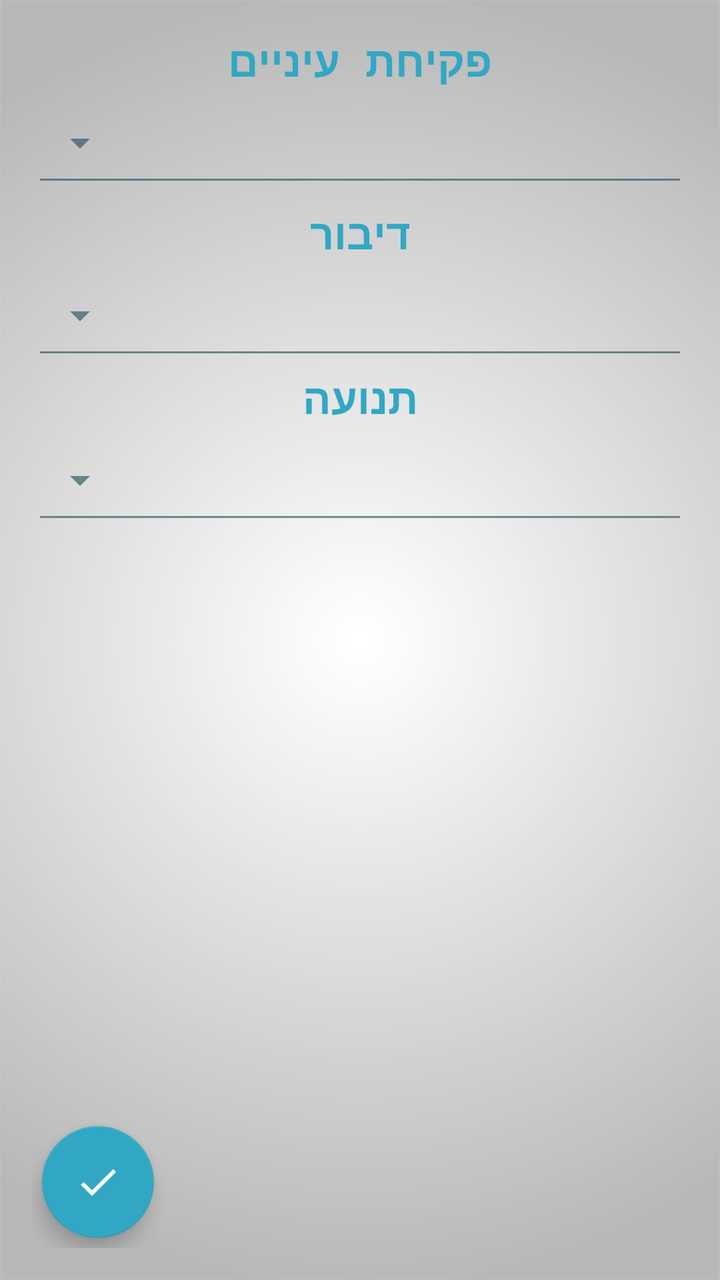
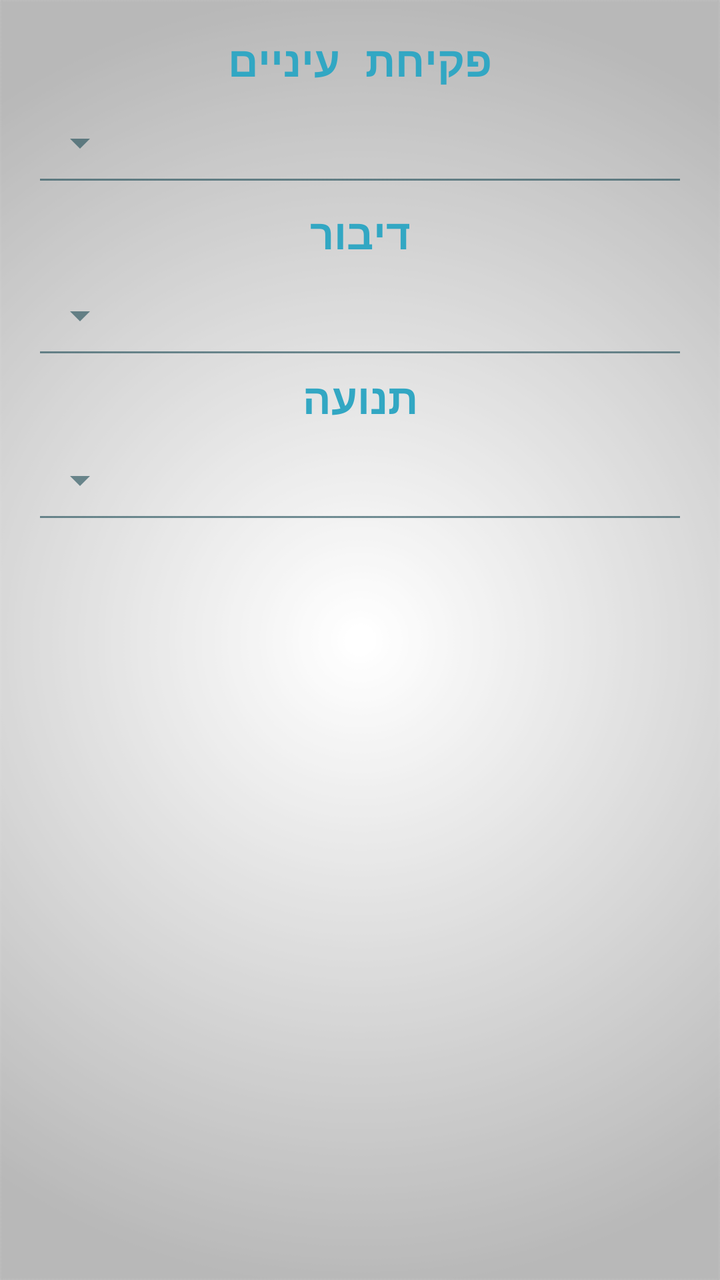

The first picture is an Android layout as it rendered before a commit; the second is the same layout after the commit. The layout source and the unified diff follow.
<!-- AndroidManifest.xml: application theme AppTheme -->
<!-- res/layout/activity_glazgo_calc.xml -->
<?xml version="1.0" encoding="utf-8"?>
<android.support.design.widget.CoordinatorLayout
    xmlns:android="http://schemas.android.com/apk/res/android"
    xmlns:app="http://schemas.android.com/apk/res-auto"
    xmlns:tools="http://schemas.android.com/tools"
    android:layout_width="match_parent"
    android:layout_height="match_parent"
    android:padding="@dimen/activity_horizontal_margin">
    <ScrollView
        android:layout_width="match_parent"
        android:layout_height="match_parent">
    <RelativeLayout
        android:orientation="vertical" android:layout_width="match_parent"
        android:layout_height="match_parent"
        android:layoutDirection="ltr">
        <TextView
            android:layout_width="match_parent"
            android:layout_height="wrap_content"
            android:text="@string/eyeOpening"
            android:id="@+id/EyeTxt"
            android:textColor="@color/ColorAqua"
            android:textStyle="bold"
            android:gravity="center"
            android:textSize="21sp"/>
        <android.support.design.widget.TextInputLayout
            android:layout_width="match_parent"
            android:layout_height="wrap_content"
            android:id="@+id/Eye"
            android:hint="@string/eyeOpening"
            android:layout_below="@+id/EyeTxt">
            <Spinner
                android:layout_width="match_parent"
                android:layout_height="54dp"
                android:layoutDirection="rtl"
                android:id="@+id/EyeS"
                style="@style/Widget.AppCompat.Spinner.Underlined"
                android:layout_gravity="left"
                android:spinnerMode="dropdown" />
        </android.support.design.widget.TextInputLayout>
        <TextView
            android:layout_width="match_parent"
            android:layout_height="wrap_content"
            android:text="@string/verbal"
            android:id="@+id/VerbalTxt"
            android:textSize="21sp"
            android:textColor="@color/ColorAqua"
            android:textStyle="bold"
            android:gravity="center"
            android:layout_marginTop="4dp"
            android:layout_below="@id/Eye"/>
        <android.support.design.widget.TextInputLayout
            android:layout_width="match_parent"
            android:layout_height="wrap_content"
            android:id="@+id/Verbal"
            android:layout_below="@+id/VerbalTxt">
            <Spinner
                android:layout_width="match_parent"
                android:layout_height="54dp"
                android:id="@+id/VerbalS"
                android:layoutDirection="rtl"
                style="@style/Widget.AppCompat.Spinner.Underlined"
                android:layout_gravity="left"
                android:spinnerMode="dropdown" />
        </android.support.design.widget.TextInputLayout>
        <TextView
            android:layout_width="match_parent"
            android:layout_height="wrap_content"
            android:text="@string/motor"
            android:id="@+id/MotorTxt"
            android:layout_below="@id/Verbal"
            android:textColor="@color/ColorAqua"
            android:textStyle="bold"
            android:gravity="center"
            android:textSize="21sp"/>
        <android.support.design.widget.TextInputLayout
            android:layout_width="match_parent"
            android:layout_height="wrap_content"
            android:id="@+id/Motor"
            android:layout_below="@+id/MotorTxt">
            <Spinner
                android:layout_width="match_parent"
                android:layout_height="54dp"
                android:id="@+id/MotorS"
                android:layoutDirection="rtl"
                style="@style/Widget.AppCompat.Spinner.Underlined"
                android:layout_gravity="left"
                android:spinnerMode="dropdown" />
        </android.support.design.widget.TextInputLayout>
        <TextView
            android:layout_width="match_parent"
            android:scrollbars="vertical"
            android:layout_height="150sp"
            android:textSize="19sp"
            android:id="@+id/GlazgowResultTxt"
            android:layout_below="@+id/Motor"/>
    </RelativeLayout>
    </ScrollView>
    <android.support.design.widget.FloatingActionButton
        android:layout_width="wrap_content"
        android:layout_height="wrap_content"
        android:id="@+id/sendVitalsGlaz"
        android:src="@drawable/ic_done"
        app:backgroundTint="@color/ColorAqua"
        app:rippleColor="@color/ColorBlue"
        android:layout_gravity="bottom|left"
        android:layout_marginLeft="5dp"
        android:layout_marginBottom="5dp"/>
</android.support.design.widget.CoordinatorLayout>
<!-- resources referenced by this layout -->
<resources>
  <color name="ColorAqua">#32a7c3</color>
  <color name="ColorBlue">#98194853</color>
  <dimen name="activity_horizontal_margin">16dp</dimen>
  <!-- drawable ic_done (drawable) -->
  <vector xmlns:android="http://schemas.android.com/apk/res/android"
          android:width="24dp"
          android:height="24dp"
          android:viewportWidth="24.0"
          android:viewportHeight="24.0">
      <path
          android:fillColor="#FFF"
          android:pathData="M9,16.2L4.8,12l-1.4,1.4L9,19 21,7l-1.4,-1.4L9,16.2z"/>
  </vector>
  <string name="eyeOpening">פקיחת עיניים</string>
  <string name="motor">תנועה</string>
  <string name="verbal">דיבור</string>
  <style name="AppTheme" parent="Theme.AppCompat.Light">
          
          <item name="android:textColor">@color/Black</item>
          <item name="colorPrimary">@color/ColorPrimary</item>
          <item name="colorPrimaryDark">@color/ColorPrimaryDark</item>
          <item name="android:textColorHintInverse">@color/ColorBlue</item>
          <item name="actionBarTheme">@style/ThemeOverlay.AppCompat.Dark.ActionBar</item>
          <item name="buttonStyle">@style/FButton</item>
          <item name="android:buttonStyle">@style/FButton</item>
          <item name="colorAccent">@color/materialGrey300</item>
          
          <item name="android:actionMenuTextColor">@color/Black</item>
          <item name="android:itemBackground">@color/materialGrey300</item>
          <item name="android:textColorSecondary">@color/ColorRedDark</item>
          <item name="android:windowBackground">@drawable/ic_bgg</item>
          <item name="android:typeface">monospace</item>
  
          <item name="android:textColorHint">@color/ColorAqua</item>
          <item name="colorControlNormal">@color/ColorBlue</item>
          <item name="colorControlActivated">@color/ColorAqua</item>
          <item name="colorControlHighlight">@color/ColorAqua</item>
      </style>
  <color name="Black">#000000</color>
  <color name="ColorPrimary">#10133b</color>
  <color name="ColorPrimaryDark">#1a1d4b</color>
  <style name="FButton" parent="Theme.AppCompat.Light">
          <item name="colorControlHighlight">@color/ColorBlue</item>
          <item name="android:textColor">@color/ColorAqua</item>
          <item name="android:textSize">20sp</item>
      </style>
  <color name="materialGrey300">#ffe0e0e0</color>
  <color name="ColorRedDark">#6b0000</color>
  <!-- drawable ic_bgg: png bitmap (drawable, 33899 bytes) -->
</resources>

<!-- the commit's change to res/layout/activity_glazgo_calc.xml (unified diff, before → after) -->
@@ -95,14 +95,4 @@
             android:layout_below="@+id/Motor"/>
     </RelativeLayout>
     </ScrollView>
-    <android.support.design.widget.FloatingActionButton
-        android:layout_width="wrap_content"
-        android:layout_height="wrap_content"
-        android:id="@+id/sendVitalsGlaz"
-        android:src="@drawable/ic_done"
-        app:backgroundTint="@color/ColorAqua"
-        app:rippleColor="@color/ColorBlue"
-        android:layout_gravity="bottom|left"
-        android:layout_marginLeft="5dp"
-        android:layout_marginBottom="5dp"/>
 </android.support.design.widget.CoordinatorLayout>
<!-- resource entries referenced after the edit -->
@@ -3,16 +3,6 @@
   <color name="ColorAqua">#32a7c3</color>
   <color name="ColorBlue">#98194853</color>
   <dimen name="activity_horizontal_margin">16dp</dimen>
-  <!-- drawable ic_done (drawable) -->
-  <vector xmlns:android="http://schemas.android.com/apk/res/android"
-          android:width="24dp"
-          android:height="24dp"
-          android:viewportWidth="24.0"
-          android:viewportHeight="24.0">
-      <path
-          android:fillColor="#FFF"
-          android:pathData="M9,16.2L4.8,12l-1.4,1.4L9,19 21,7l-1.4,-1.4L9,16.2z"/>
-  </vector>
   <string name="eyeOpening">פקיחת עיניים</string>
   <string name="motor">תנועה</string>
   <string name="verbal">דיבור</string>
